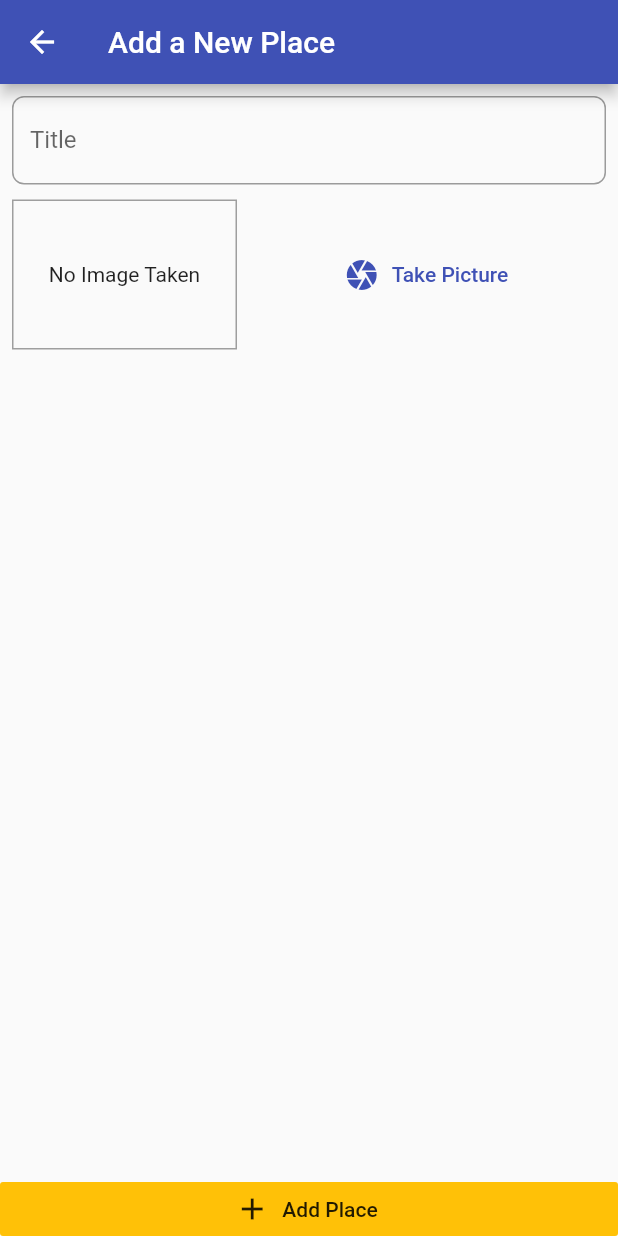
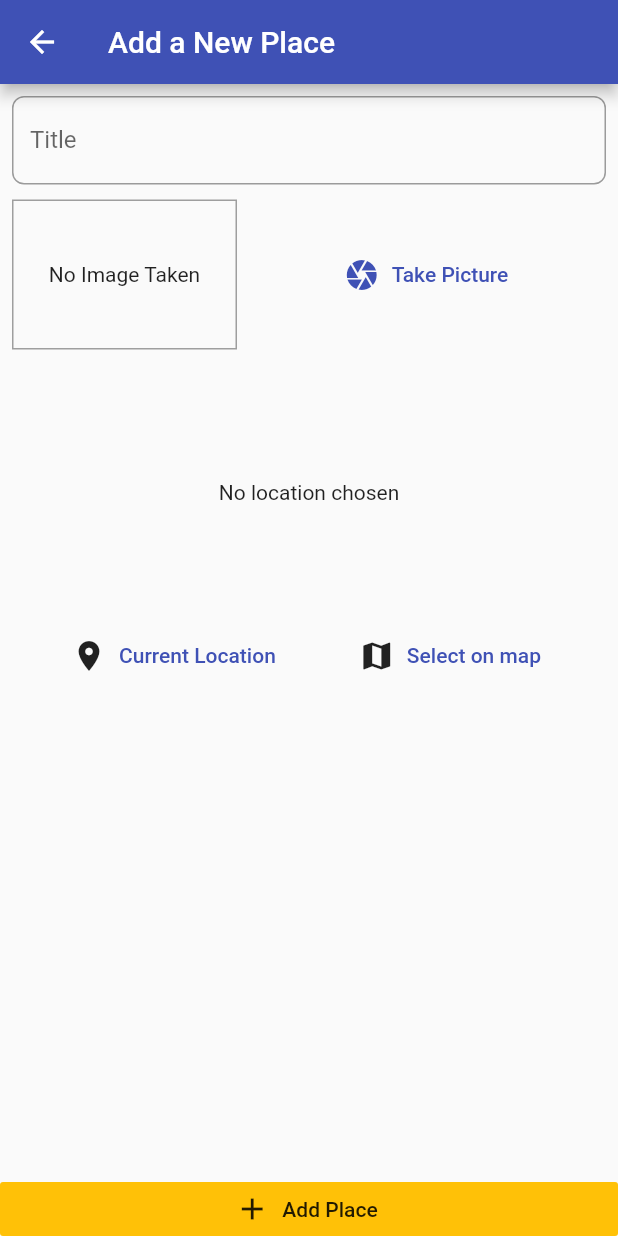
Before and after one commit to Brodeon/great_places_flutter, a Flutter app: the screen it shows after launch, after a tap on the "add" icon, on a phone screen of 412 x 824 dp. Run offline on Flutter 3.47's test engine with Material 2 defaults, Android fonts, the phone set to English and light mode, and no system bars; our stand-ins replace image_picker, sqflite; accounts and stored records are empty.

Commit message:
db added

```diff
--- /dev/null
+++ b/lib/helpers/db_helper.dart
@@ -0,0 +1,25 @@
+import 'package:sqflite/sqflite.dart' as sql;
+import 'package:path/path.dart' as path;
+
+class DBHelper {
+
+  static Future<sql.Database> database() async {
+    final dbPath = await sql.getDatabasesPath();
+    return sql.openDatabase(path.join(dbPath, 'places.db'), onCreate: (db, ver) {
+      return db.execute("CREATE TABLE user_places(id TEXT PRIMARY KEY, title TEXT, image TEXT)");
+    }, version: 1);
+  }
+
+  static Future<void> insert(String table, Map<String, dynamic> data) async {
+    final db = await DBHelper.database();
+    await db.insert(table, data, conflictAlgorithm: sql.ConflictAlgorithm.replace);
+  }
+
+  static Future<List<Map<String, dynamic>>> getData(String table) async {
+    final db = await DBHelper.database();
+    return db.query(table);
+  }
+
+
+
+}
--- a/lib/providers/great_places.dart
+++ b/lib/providers/great_places.dart
@@ -1,6 +1,7 @@
 import 'dart:io';
 
 import 'package:flutter/widgets.dart';
+import 'package:great_places_app/helpers/db_helper.dart';
 import 'package:great_places_app/models/place.dart';
 
 class GreatPlaces with ChangeNotifier {
@@ -14,6 +15,13 @@ class GreatPlaces with ChangeNotifier {
     var newPlace = Place(title: title, image: image, id: DateTime.now().toString(), location: null);
     _places.add(newPlace);
     notifyListeners();
+    DBHelper.insert('user_places', {'id': newPlace.id, 'title': newPlace.title, 'image': newPlace.image.path});
+  }
+
+  Future<void> fetchAndSetPlaces() async {
+    final dataList = await DBHelper.getData('user_places');
+    _places = dataList.map((item) => Place(id: item['id'], title: item['title'], image: File(item['image']), location: null)).toList();
+    notifyListeners();
   }
 
 }
--- a/lib/screens/add_place_screen.dart
+++ b/lib/screens/add_place_screen.dart
@@ -3,6 +3,7 @@ import 'dart:io';
 import 'package:flutter/material.dart';
 import 'package:great_places_app/providers/great_places.dart';
 import 'package:great_places_app/widgets/image_input.dart';
+import 'package:great_places_app/widgets/location_input.dart';
 import 'package:provider/provider.dart';
 
 class AddPlaceScreen extends StatefulWidget {
@@ -76,6 +77,10 @@ class _AddPlaceScreenState extends State<AddPlaceScreen> {
                     SizedBox(
                       height: 10,
                     ),
+                    LocationInput(),
+                    SizedBox(
+                      height: 10,
+                    ),
                     if (_imageError) Text('You have to pick an image', style: TextStyle(color: Colors.red), textAlign: TextAlign.center,)
                   ],
                 ),
--- a/lib/screens/places_list_screen.dart
+++ b/lib/screens/places_list_screen.dart
@@ -19,7 +19,13 @@ class PlacesListScreen extends StatelessWidget {
           ),
         ],
       ),
-      body: Consumer<GreatPlaces>(
+      body: FutureBuilder(
+        future: Provider.of<GreatPlaces>(context, listen: false).fetchAndSetPlaces(),
+        builder: (ctx, snapshot) {
+          if (snapshot.connectionState == ConnectionState.waiting) {
+            return Center(child: CircularProgressIndicator(),);
+          } else {
+            return Consumer<GreatPlaces>(
               builder: (ctx, greatPlaces, child) => greatPlaces.places.isEmpty ? child : ListView.builder(itemCount: greatPlaces.places.length, itemBuilder: (ctx, index) => ListTile(
                 leading: CircleAvatar(backgroundImage: FileImage(greatPlaces.places[index].image),),
                 title: Text(greatPlaces.places[index].title),
@@ -28,6 +34,9 @@ class PlacesListScreen extends StatelessWidget {
                 },
               ),),
               child: Text('No places yet', textAlign: TextAlign.center,),
+            );
+          }
+        },
       ),
     );
   }
--- /dev/null
+++ b/lib/widgets/location_input.dart
@@ -0,0 +1,55 @@
+import 'package:flutter/material.dart';
+
+class LocationInput extends StatefulWidget {
+  @override
+  _LocationInputState createState() => _LocationInputState();
+}
+
+class _LocationInputState extends State<LocationInput> {
+  String _previewImageUrl;
+
+  @override
+  Widget build(BuildContext context) {
+    return Column(
+      children: <Widget>[
+        Container(
+          height: 170,
+          width: double.infinity,
+          alignment: Alignment.center,
+          child: _previewImageUrl == null
+              ? Text(
+                  'No location chosen',
+                  textAlign: TextAlign.center,
+                )
+              : Image.network(
+                  _previewImageUrl,
+                  fit: BoxFit.cover,
+                ),
+        ),
+        Row(
+          mainAxisAlignment: MainAxisAlignment.spaceEvenly,
+          children: <Widget>[
+            FlatButton.icon(
+                icon: Icon(Icons.location_on),
+                label: Text(
+                  'Current Location',
+                  style: TextStyle(color: Theme.of(context).primaryColor),
+                ),
+                onPressed: () {
+
+                }),
+            FlatButton.icon(
+                icon: Icon(Icons.map),
+                label: Text(
+                  'Select on map',
+                  style: TextStyle(color: Theme.of(context).primaryColor),
+                ),
+                onPressed: () {
+
+                }),
+          ],
+        )
+      ],
+    );
+  }
+}
--- a/pubspec.yaml
+++ b/pubspec.yaml
@@ -23,6 +23,8 @@ dependencies:
   image_picker: ^0.6.2+3
   path_provider: ^1.5.1
   path: ^1.6.4
+  sqflite: ^1.2.0
+  location: ^2.3.5
 
   # The following adds the Cupertino Icons font to your application.
   # Use with the CupertinoIcons class for iOS style icons.
```
Also changed, not shown: pubspec.lock. Lines whose indentation alone changed are shown as unchanged.
